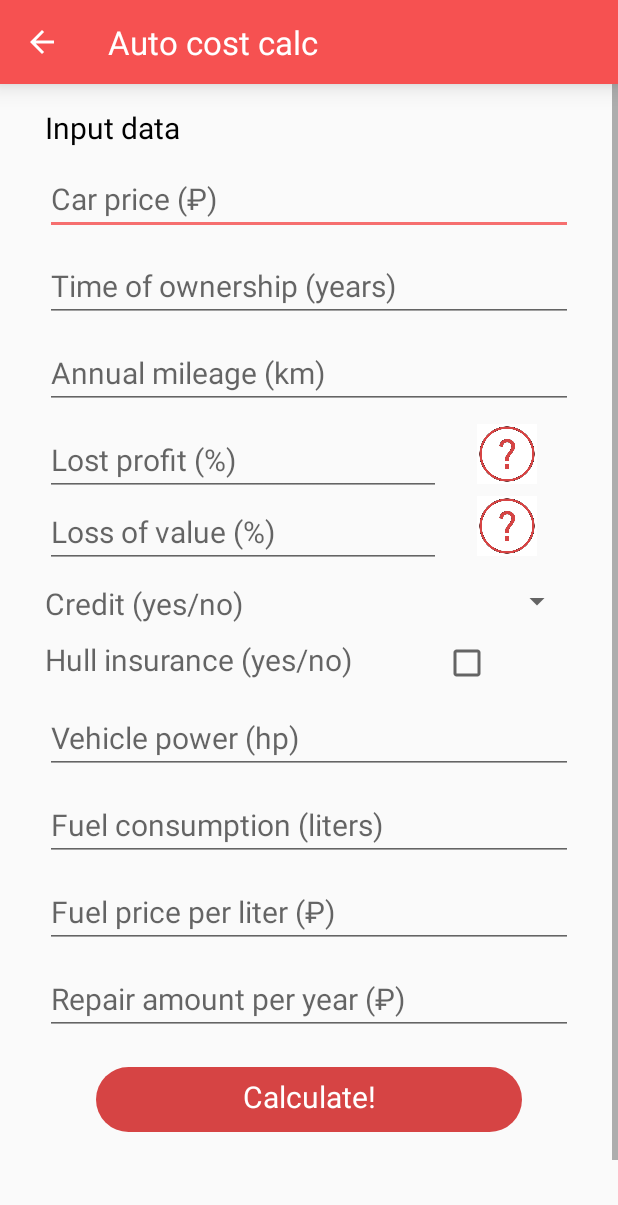
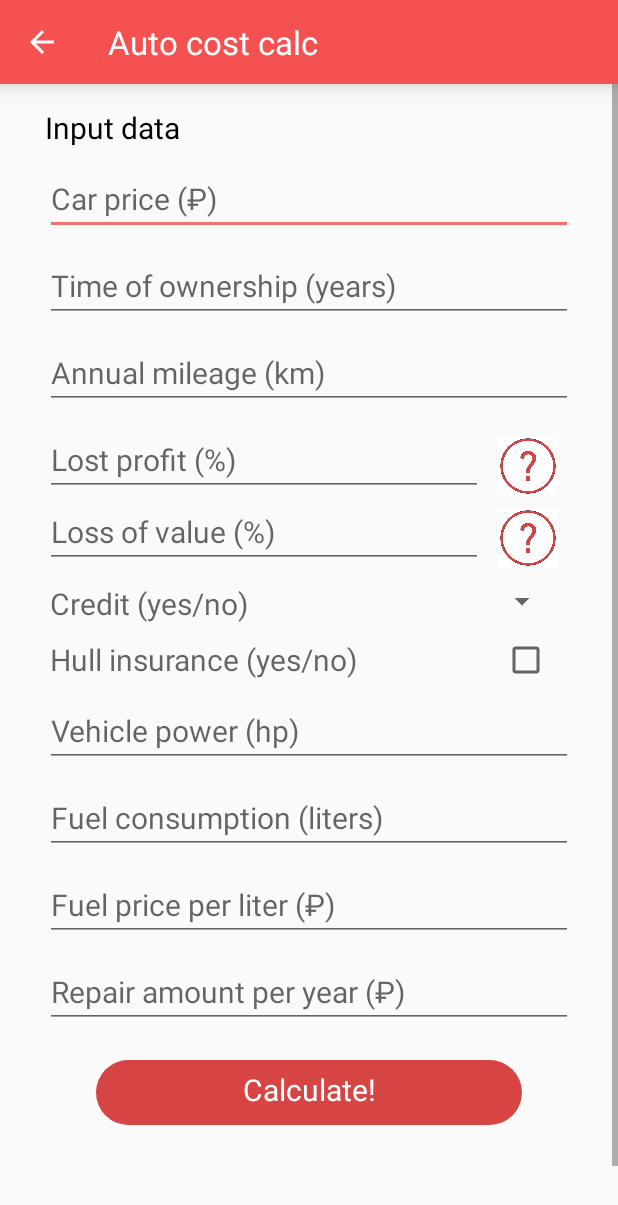
Before and after one commit to Electron3D/AutoCalc, an Android app: the AutoCostCalcActivity screen opened directly, with no data from a screen before it, on a phone screen of 412 x 824 dp. Shown: the top 1205 px of the screen. Run offline under Robolectric (Android 15) with nearby library versions, the phone set to English and light mode, and no system bars.

Commit message:
Fix help buttons view.

```diff
--- a/app/src/main/res/layout/activity_autocostcalc.xml
+++ b/app/src/main/res/layout/activity_autocostcalc.xml
@@ -64,17 +64,17 @@
                 android:autofillHints="no"
                 android:inputType="number"
                 android:id="@+id/AnnualMileage"/>
-            <GridLayout
+            <RelativeLayout
                 android:layout_width="match_parent"
                 android:layout_height="wrap_content"
                 android:layout_marginTop="10dp"
-                android:layout_marginHorizontal="30dp"
-                android:columnCount="2"
-                android:rowCount="3">
+                android:layout_marginHorizontal="30dp">
                 <EditText
-                    android:layout_width="wrap_content"
+                    android:layout_width="match_parent"
                     android:layout_height="wrap_content"
-                    android:layout_gravity="fill"
+                    android:layout_alignParentStart="true"
+                    android:layout_toStartOf="@id/lossOfValueHelpButton"
+                    android:layout_marginEnd="10dp"
                     android:hint="@string/lost_profit"
                     android:textSize="20dp"
                     android:autofillHints="no"
@@ -83,14 +83,19 @@
                 <Button
                     android:layout_width="40dp"
                     android:layout_height="40dp"
-                    android:layout_gravity="center_horizontal"
+                    android:layout_alignParentEnd="true"
+                    android:layout_alignBottom="@id/LostProfit"
+                    android:layout_marginEnd="10dp"
                     android:background="@drawable/help_icon"
                     android:contentDescription="@string/helpButton"
                     android:id="@+id/lostProfitHelpButton"/>
                 <EditText
                     android:layout_width="wrap_content"
                     android:layout_height="wrap_content"
-                    android:layout_gravity="fill"
+                    android:layout_alignParentStart="true"
+                    android:layout_toStartOf="@id/lossOfValueHelpButton"
+                    android:layout_marginEnd="10dp"
+                    android:layout_below="@id/LostProfit"
                     android:hint="@string/loss_of_value"
                     android:textSize="20dp"
                     android:autofillHints="no"
@@ -99,25 +104,32 @@
                 <Button
                     android:layout_width="40dp"
                     android:layout_height="40dp"
-                    android:layout_gravity="center_horizontal"
+                    android:layout_alignParentEnd="true"
+                    android:layout_alignBottom="@id/LossOfValue"
+                    android:layout_marginEnd="10dp"
                     android:background="@drawable/help_icon"
                     android:contentDescription="@string/helpButton"
                     android:id="@+id/lossOfValueHelpButton"/>
                 <TextView
                     android:layout_width="wrap_content"
                     android:layout_height="wrap_content"
-                    android:layout_gravity="fill"
+                    android:layout_alignParentStart="true"
+                    android:layout_below="@id/LossOfValue"
                     android:layout_marginTop="10dp"
+                    android:layout_marginStart="3dp"
                     android:textSize="20dp"
                     android:autofillHints="no"
                     android:hint="@string/credit_yes_no"/>
                 <Spinner
                     android:layout_width="wrap_content"
                     android:layout_height="wrap_content"
+                    android:layout_alignParentEnd="true"
+                    android:layout_below="@id/lossOfValueHelpButton"
                     android:layout_marginTop="10dp"
+                    android:layout_marginEnd="10dp"
                     android:textSize="20dp"
                     android:id="@+id/Credit"/>
-            </GridLayout>
+            </RelativeLayout>
             <EditText
                 android:layout_width="match_parent"
                 android:layout_height="wrap_content"
@@ -157,24 +169,30 @@
                 android:inputType="numberDecimal"
                 android:id="@+id/InterestRate"
                 android:visibility="gone"/>
-            <LinearLayout
+            <RelativeLayout
                 android:layout_width="match_parent"
                 android:layout_height="wrap_content"
-                android:orientation="horizontal"
                 android:layout_marginTop="10dp"
                 android:layout_marginHorizontal="30dp">
                 <TextView
                     android:layout_width="wrap_content"
                     android:layout_height="match_parent"
-                    android:layout_marginEnd="60dp"
+                    android:layout_alignParentStart="true"
+                    android:layout_toStartOf="@id/checkBox"
+                    android:layout_marginStart="3dp"
                     android:textSize="20dp"
                     android:autofillHints="no"
-                    android:hint="@string/hull_insurance_yes_no"/>
+                    android:hint="@string/hull_insurance_yes_no"
+                    android:id="@+id/hull_insurance"/>
                 <CheckBox
                     android:layout_width="wrap_content"
                     android:layout_height="match_parent"
+                    android:layout_alignParentTop="true"
+                    android:layout_alignParentEnd="true"
+                    android:layout_alignBottom="@id/hull_insurance"
+                    android:layout_marginEnd="15dp"
                     android:id="@+id/checkBox"/>
-            </LinearLayout>
+            </RelativeLayout>
             <EditText
                 android:layout_width="match_parent"
                 android:layout_height="wrap_content"
```
